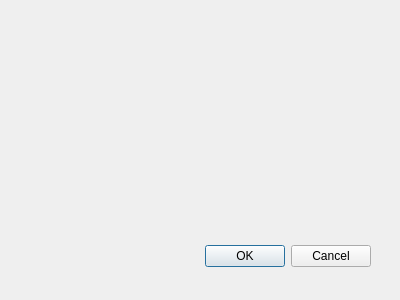
Above: lsc-gui/dialogrms.ui from Entwicklungsburo-Stresing/EBST_CAM before the change. Below: the same form after it.
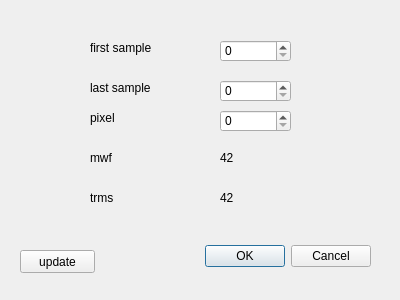
That is the form after the change.

```diff
--- a/lsc-gui/dialogrms.ui
+++ b/lsc-gui/dialogrms.ui
@@ -31,6 +31,149 @@
     <set>QDialogButtonBox::Cancel|QDialogButtonBox::Ok</set>
    </property>
   </widget>
+  <widget class="QSpinBox" name="spinBox_pixel">
+   <property name="geometry">
+    <rect>
+     <x>220</x>
+     <y>110</y>
+     <width>71</width>
+     <height>22</height>
+    </rect>
+   </property>
+   <property name="maximum">
+    <number>10000</number>
+   </property>
+  </widget>
+  <widget class="QSpinBox" name="spinBox_lastsample">
+   <property name="geometry">
+    <rect>
+     <x>220</x>
+     <y>80</y>
+     <width>71</width>
+     <height>22</height>
+    </rect>
+   </property>
+   <property name="maximum">
+    <number>1000000</number>
+   </property>
+  </widget>
+  <widget class="QSpinBox" name="spinBox_firstsample">
+   <property name="geometry">
+    <rect>
+     <x>220</x>
+     <y>40</y>
+     <width>71</width>
+     <height>22</height>
+    </rect>
+   </property>
+   <property name="maximum">
+    <number>100000</number>
+   </property>
+  </widget>
+  <widget class="QLabel" name="label">
+   <property name="geometry">
+    <rect>
+     <x>90</x>
+     <y>40</y>
+     <width>101</width>
+     <height>16</height>
+    </rect>
+   </property>
+   <property name="text">
+    <string>first sample</string>
+   </property>
+  </widget>
+  <widget class="QLabel" name="label_2">
+   <property name="geometry">
+    <rect>
+     <x>90</x>
+     <y>80</y>
+     <width>101</width>
+     <height>16</height>
+    </rect>
+   </property>
+   <property name="text">
+    <string>last sample</string>
+   </property>
+  </widget>
+  <widget class="QLabel" name="label_3">
+   <property name="geometry">
+    <rect>
+     <x>90</x>
+     <y>110</y>
+     <width>101</width>
+     <height>16</height>
+    </rect>
+   </property>
+   <property name="text">
+    <string>pixel</string>
+   </property>
+  </widget>
+  <widget class="QLabel" name="label_4">
+   <property name="geometry">
+    <rect>
+     <x>90</x>
+     <y>150</y>
+     <width>101</width>
+     <height>16</height>
+    </rect>
+   </property>
+   <property name="text">
+    <string>mwf</string>
+   </property>
+  </widget>
+  <widget class="QLabel" name="label_5">
+   <property name="geometry">
+    <rect>
+     <x>90</x>
+     <y>190</y>
+     <width>101</width>
+     <height>16</height>
+    </rect>
+   </property>
+   <property name="text">
+    <string>trms</string>
+   </property>
+  </widget>
+  <widget class="QLabel" name="label_mwf">
+   <property name="geometry">
+    <rect>
+     <x>220</x>
+     <y>150</y>
+     <width>101</width>
+     <height>16</height>
+    </rect>
+   </property>
+   <property name="text">
+    <string>42</string>
+   </property>
+  </widget>
+  <widget class="QLabel" name="label_trms">
+   <property name="geometry">
+    <rect>
+     <x>220</x>
+     <y>190</y>
+     <width>101</width>
+     <height>16</height>
+    </rect>
+   </property>
+   <property name="text">
+    <string>42</string>
+   </property>
+  </widget>
+  <widget class="QPushButton" name="pushButton_update">
+   <property name="geometry">
+    <rect>
+     <x>20</x>
+     <y>250</y>
+     <width>75</width>
+     <height>23</height>
+    </rect>
+   </property>
+   <property name="text">
+    <string>update</string>
+   </property>
+  </widget>
  </widget>
  <pixmapfunction/>
  <resources/>
```
Left out of the diff: 5 changed lines with no effect on the pictures.
